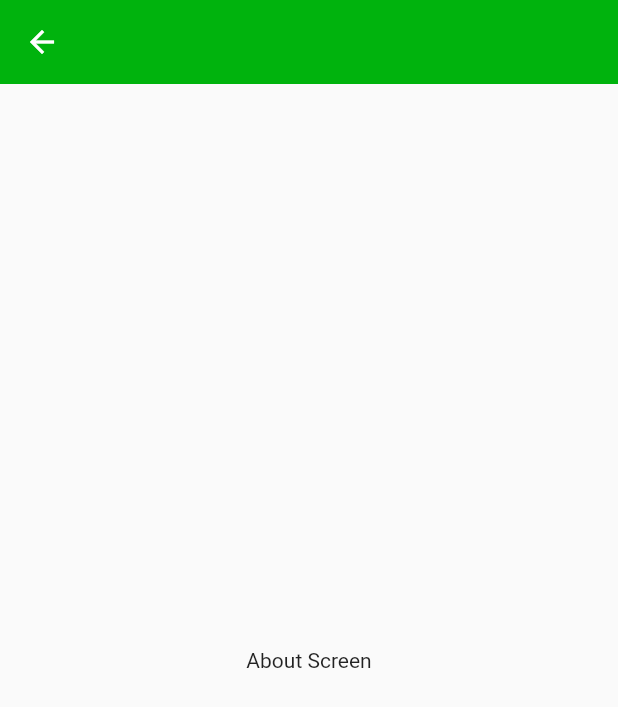
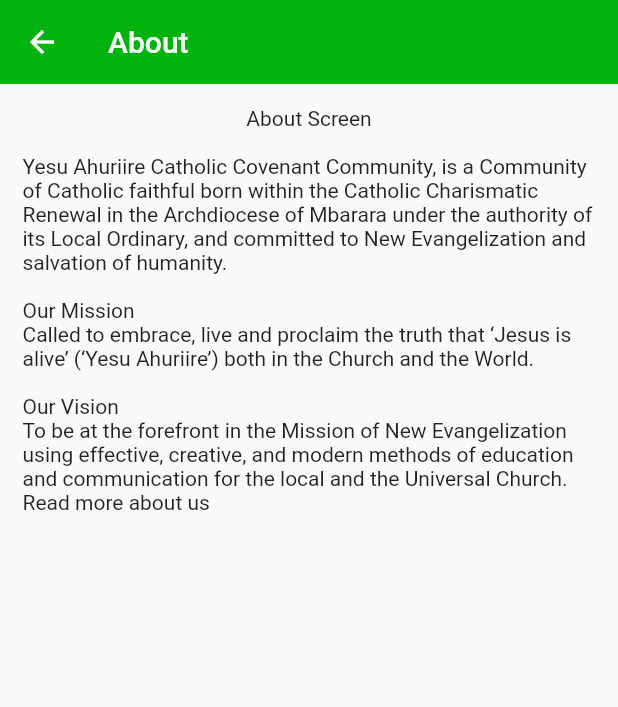
Before and after one commit to Dennis-ug/Ahurire-Ug, a Flutter app: the About screen opened directly, on a phone screen of 412 x 824 dp. Shown: the top 707 px of the screen. Run offline on Flutter 3.47's test engine with Material 2 defaults, Android fonts, the phone set to English and light mode, and no system bars; our stand-ins replace cached_network_image, email_validator, font_awesome_flutter, sn_progress_dialog; missing offline and left inert: auto_size_text_pk, connectivity_wrapper, cupertino_progress_bar, flutter_carousel_slider.

Commit message:
about screen init

```diff
--- a/lib/Screen/about.dart
+++ b/lib/Screen/about.dart
@@ -6,7 +6,9 @@ class About extends StatelessWidget {
   @override
   Widget build(BuildContext context) {
     return Scaffold(
+
       appBar: AppBar(
+        title: Text("About"),
         elevation: 0,
       ),
       body: AboutView(),
@@ -19,9 +21,23 @@ class AboutView extends StatelessWidget {
 
   @override
   Widget build(BuildContext context) {
-    return Container(
-      child: Center(
-        child: Text("About Screen"),
+    return Padding(
+      padding: const EdgeInsets.all(15),
+      child: Container(
+        child: Column(
+          children: [
+            Text("About Screen\n"),
+            Text(
+                """Yesu Ahuriire Catholic Covenant Community, is a Community of Catholic faithful born within the Catholic Charismatic Renewal in the Archdiocese of Mbarara under the authority of its Local Ordinary, and committed to New Evangelization and salvation of humanity.
+
+Our Mission
+Called to embrace, live and proclaim the truth that ‘Jesus is alive’ (‘Yesu Ahuriire’) both in the Church and the World.
+
+Our Vision
+To be at the forefront in the Mission of New Evangelization using effective, creative, and modern methods of education and communication for the local and the Universal Church.
+Read more about us"""),
+          ],
+        ),
       ),
     );
   }
--- a/lib/Screen/menu.dart
+++ b/lib/Screen/menu.dart
@@ -11,6 +11,7 @@ import 'package:connectivity_wrapper/connectivity_wrapper.dart';
 import 'package:nabiituapp/testdata/testdata.dart';
 
 import 'ListViewCust.dart';
+import 'about.dart';
 
 class MenuScreen extends StatefulWidget {
   const MenuScreen({Key? key}) : super(key: key);
@@ -421,7 +422,11 @@ class _MenuLayoutState extends State<MenuLayout> {
                         SizedBox(
                           height: hyt * 0.0179,
                         ),
-                        Container(
+                        GestureDetector(
+                          onTap: (){
+                            Navigator.push(context, MaterialPageRoute(builder: (contex)=>About()));
+                          },
+                          child: Container(
                             height: (wyd * sqr) / 1.5,
                             width: wyd * 0.7898550724637681,
                             decoration: BoxDecoration(
@@ -457,13 +462,10 @@ class _MenuLayoutState extends State<MenuLayout> {
                                   ),
                                   Text(
                                     "About",
-                                  // style: GoogleFonts.poppins(
-                                  //   color: Color.fromRGBO(115, 115, 115, 1),
-                                  //   fontSize: (wyd * sqr) * 0.15,
-                                  //   fontWeight: FontWeight.w600,
-                                  // ),
+
                                   )
                                 ],
+                              ),
                             ),
                           ),
                         ),
```
Lines whose indentation alone changed are shown as unchanged.
